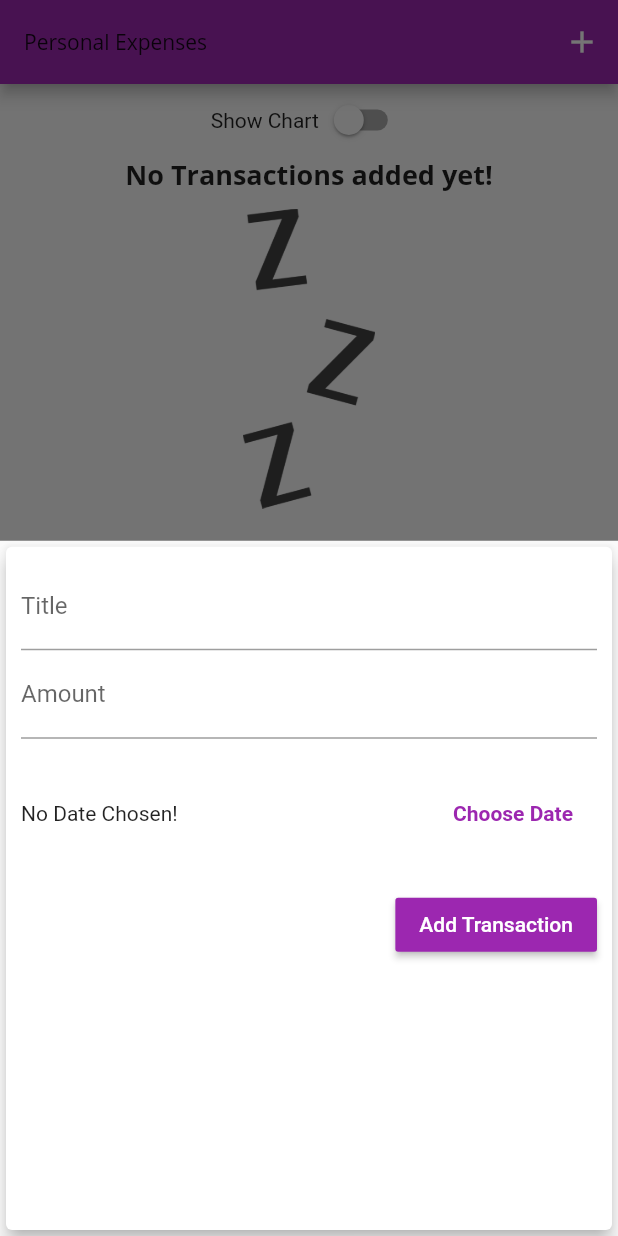
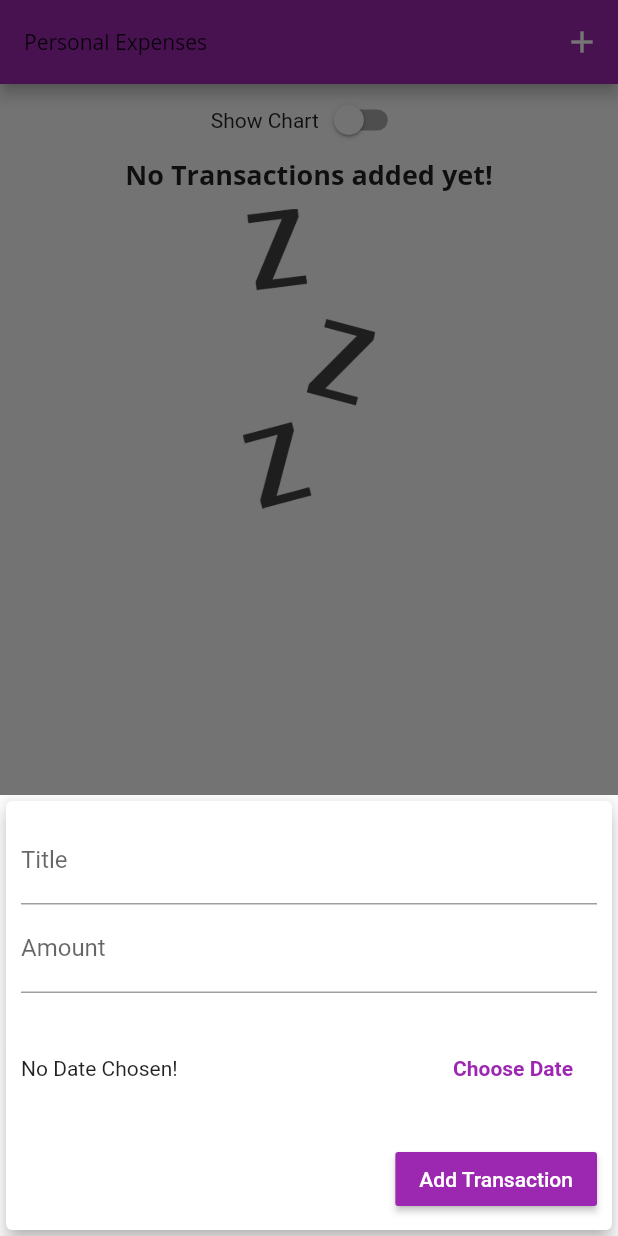
Before and after one commit to Zr99/Flutter_Personal_Expenses, a Flutter app: the screen it shows after launch, after a tap on the "add" icon, on a phone screen of 412 x 824 dp. Run offline on Flutter 3.47's test engine with Material 2 defaults, Android fonts, the phone set to English and light mode, and no system bars.

```diff
--- a/lib/main.dart
+++ b/lib/main.dart
@@ -10,9 +10,9 @@ import 'package:flutter/services.dart';
 
 void main() {
   //make sure the app is potrait
- // WidgetsFlutterBinding.ensureInitialized();
+  // WidgetsFlutterBinding.ensureInitialized();
   //SystemChrome.setPreferredOrientations(
-    //  [DeviceOrientation.portraitUp, DeviceOrientation.portraitDown]);
+  //  [DeviceOrientation.portraitUp, DeviceOrientation.portraitDown]);
   runApp(MyApp());
 }
 
@@ -104,6 +104,11 @@ class _MyHomePageState extends State<MyHomePage> {
 
   @override
   Widget build(BuildContext context) {
+    final _isLandscape =
+        MediaQuery.of(context).orientation == Orientation.landscape;
+    final _txListWidget =
+        TransactionList(_userTransactions, _deleteTransaction);
+
     return Scaffold(
       appBar: AppBar(
         title: Text(
@@ -123,6 +128,7 @@ class _MyHomePageState extends State<MyHomePage> {
         child: Column(
           //mainAxisAlignment: MainAxisAlignment.start,
           children: <Widget>[
+            //if (_isLandscape)
             Row(
               mainAxisAlignment: MainAxisAlignment.center,
               children: <Widget>[
@@ -137,9 +143,7 @@ class _MyHomePageState extends State<MyHomePage> {
                 ),
               ],
             ),
-            _showChart
-                ? Chart(_recentTransactions)
-                : TransactionList(_userTransactions, _deleteTransaction),
+            _showChart ? Chart(_recentTransactions) : _txListWidget,
           ],
         ),
       ),
--- a/lib/widgets/chart_bar.dart
+++ b/lib/widgets/chart_bar.dart
@@ -14,9 +14,11 @@ class ChartBar extends StatelessWidget {
     return Column(
       children: <Widget>[
         Container(
+
             height: 10,
             //height: constraints.maxHeight * 0.1,
             child: FittedBox(
+
                 child: Text('\$${spendingAmount.toStringAsFixed(0)}'))),
         SizedBox(
           height: 4,
--- a/lib/widgets/new_transaction.dart
+++ b/lib/widgets/new_transaction.dart
@@ -53,10 +53,15 @@ class _NewTransactionState extends State<NewTransaction> {
 
   @override
   Widget build(BuildContext context) {
-    return Card(
+    return SingleChildScrollView(
+      child: Card(
         elevation: 5,
         child: Container(
-        padding: EdgeInsets.all(10),
+          padding: EdgeInsets.only(
+              top: 10,
+              left: 10,
+              right: 10,
+              bottom: MediaQuery.of(context).viewInsets.bottom + 10),
           child: Column(
             crossAxisAlignment: CrossAxisAlignment.end,
             children: <Widget>[
@@ -107,6 +112,7 @@ class _NewTransactionState extends State<NewTransaction> {
             ],
           ),
         ),
+      ),
     );
   }
 }
```
Also changed, not shown: lib/widgets/transaction_list.dart (+7 -1 lines). Lines whose indentation alone changed are shown as unchanged.
